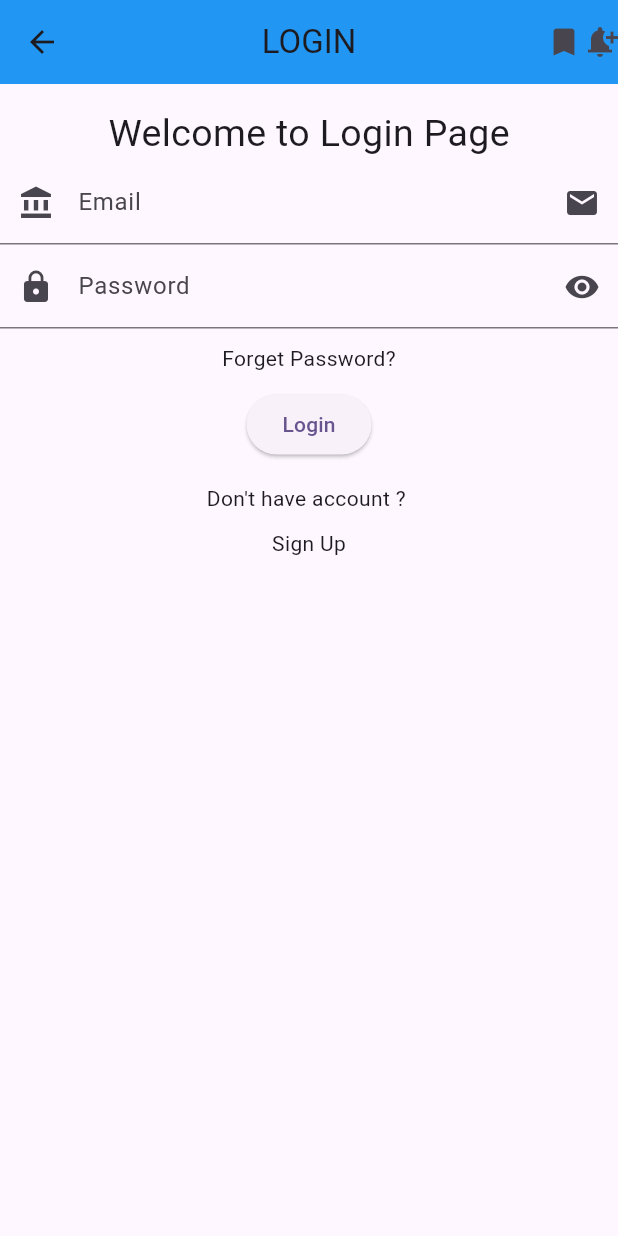
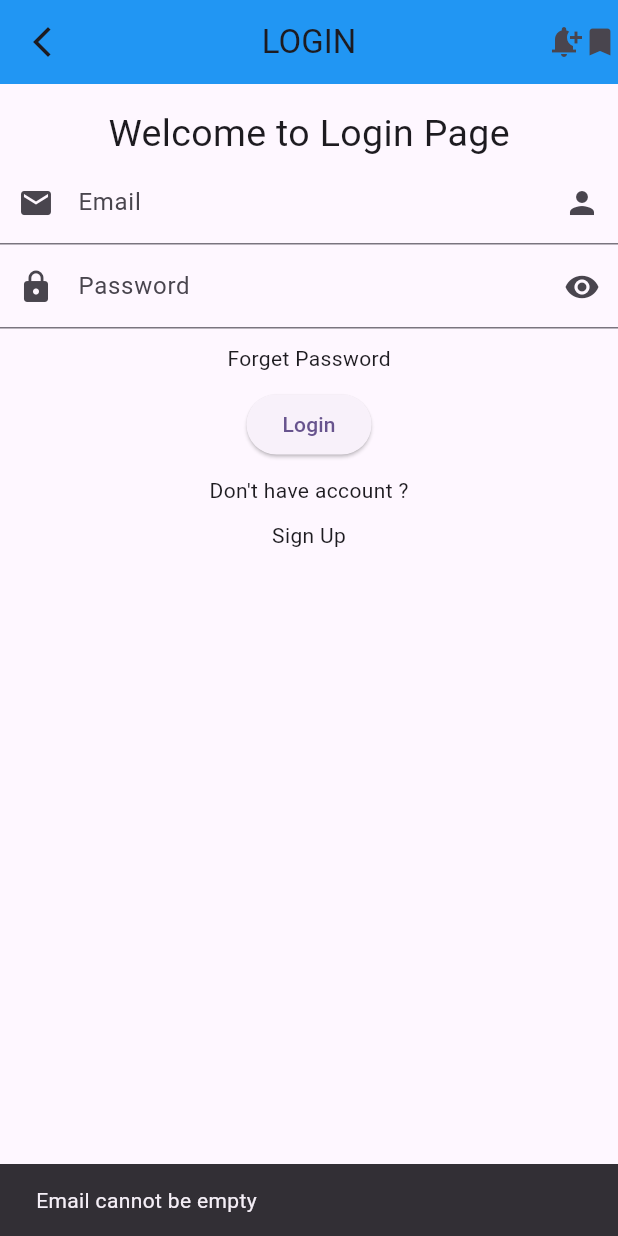
Before and after one commit to AbRehman536/Flutter_sec_5, a Flutter app: the screen it shows after launch, after a tap on "Login", on a phone screen of 412 x 824 dp. Run offline on Flutter 3.47's test engine with Material 3 defaults, Android fonts, the phone set to English and light mode, and no system bars.

Commit message:
login validation done

```diff
--- a/lib/login_page.dart
+++ b/lib/login_page.dart
@@ -1,45 +1,70 @@
 import 'package:flutter/material.dart';
 
-class LoginPage extends StatelessWidget {
+class LoginPage extends StatefulWidget {
   const LoginPage({super.key});
 
+  @override
+  State<LoginPage> createState() => _LoginPageState();
+}
+
+class _LoginPageState extends State<LoginPage> {
+  TextEditingController emailController = TextEditingController();
+  TextEditingController passwordController = TextEditingController();
   @override
   Widget build(BuildContext context) {
     return Scaffold(
       appBar: AppBar(
         backgroundColor: Colors.blue,
-        leading: Icon(Icons.arrow_back),
+        leading: Icon(Icons.arrow_back_ios_new),
         title: Text("LOGIN"),
         centerTitle: true,
         actions: [
+          Icon(Icons.notification_add),
           Icon(Icons.bookmark),
-          Icon(Icons.notification_add),
         ],
       ),
       body: Column(children: [
         SizedBox(height: 15,),
         Text("Welcome to Login Page",style: TextStyle(fontSize: 25),),
         TextField(
+          controller: emailController,
           decoration: InputDecoration(
             label: Text("Email"),
-            hintText: 'abcd@gmail.com',
-            prefixIcon: Icon(Icons.account_balance),
-            suffixIcon: Icon(Icons.email),
+            hintText: 'abdullah@gmail.com',
+            prefixIcon: Icon(Icons.email),
+            suffixIcon: Icon(Icons.person),
           ),
         ),
         TextField(
+          controller: passwordController,
           decoration: InputDecoration(
-            label: Text("Password"),
-            hintText: 'password should be more than 8 digits',
-            prefixIcon: Icon(Icons.lock),suffixIcon: Icon(Icons.visibility),
-          ),
-        ),
+          label: Text("Password"),
+          hintText: 'password must be more than 8 digits',
+          prefixIcon: Icon(Icons.lock),
+          suffixIcon: Icon(Icons.visibility),
+        ),),
         SizedBox(height: 10,),
-        Text("Forget Password?"),
+        Text("Forget Password"),
         SizedBox(height: 10,),
-        ElevatedButton(onPressed: (){}, child: Text("Login")),
-        SizedBox(height: 15,),
-        Text("Don't have account ? "),
+        ElevatedButton(onPressed: (){
+          if(emailController.text.isEmpty){
+            ScaffoldMessenger.of(context).showSnackBar(
+                SnackBar(content: Text("Email cannot be empty")));
+            return;
+          }
+          if(passwordController.text.isEmpty){
+            ScaffoldMessenger.of(context).showSnackBar(
+                SnackBar(content: Text("Password cannot be empty")));
+            return;
+          }
+          if(passwordController.text.length < 8){
+            ScaffoldMessenger.of(context).showSnackBar(
+                SnackBar(content: Text("Password cannot be less than 8 digits")));
+            return;
+          }
+        }, child: Text("Login")),
+        SizedBox(height: 10,),
+        Text("Don't have account ?"),
         SizedBox(height: 10,),
         Text("Sign Up"),
       ],),
```
